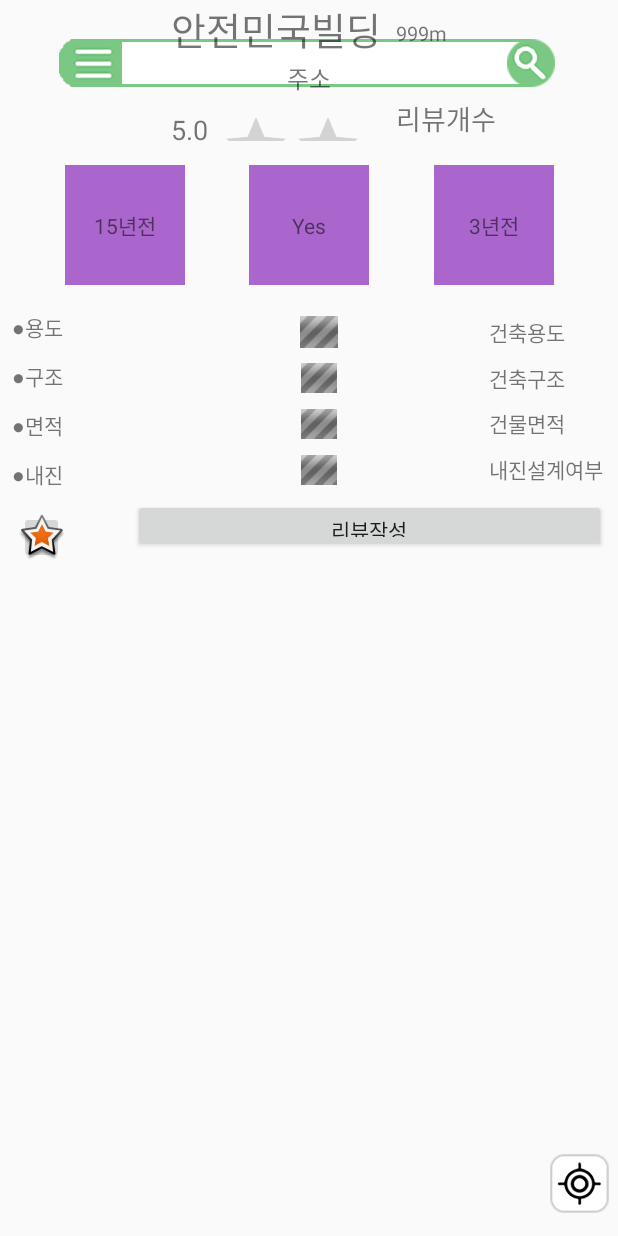
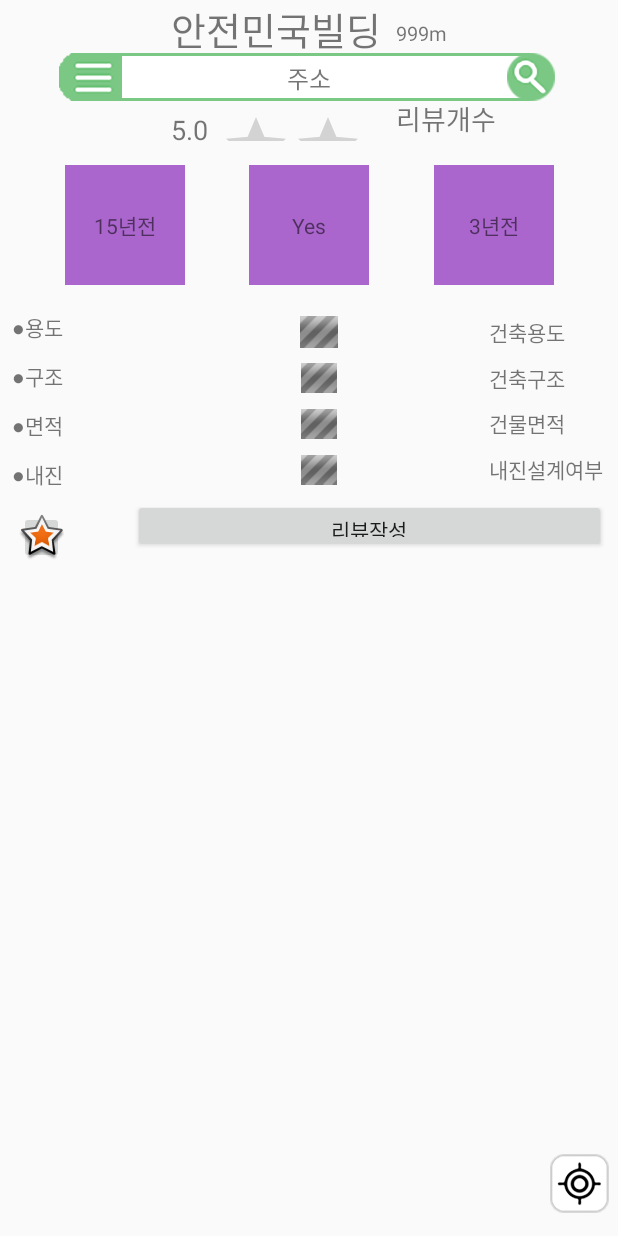
Before and after one commit to PNU-ButterflyEffect/anjeonmingug, an Android app: the layout content_main.xml on its own in the app's theme, with its tools: preview values and no code run, on a phone screen of 412 x 824 dp. Run offline under Robolectric (Android 15) with nearby library versions, the phone set to English and light mode, and no system bars; plain views replace SlidingUpPanelLayout.

Commit message:
adjust search location

```diff
--- a/app/src/main/res/layout/content_main.xml
+++ b/app/src/main/res/layout/content_main.xml
@@ -31,6 +31,7 @@
             android:layout_marginBottom="530dp"
             android:layout_marginEnd="307dp"
             android:layout_marginStart="13dp"
+            android:layout_marginTop="10dp"
             android:background="@drawable/searchbar_1"
             android:foreground="@drawable/searchbar_1"
             app:layout_constraintBottom_toBottomOf="parent"
@@ -48,6 +49,7 @@
             android:layout_alignParentTop="true"
             android:layout_centerHorizontal="true"
             android:layout_marginBottom="530dp"
+            android:layout_marginTop="10dp"
             android:background="@drawable/searchbar_2"
             android:ems="10"
             android:inputType="textPersonName"
@@ -78,6 +80,7 @@
             android:layout_marginBottom="530dp"
             android:layout_marginEnd="16dp"
             android:layout_marginStart="312dp"
+            android:layout_marginTop="10dp"
             app:layout_constraintBottom_toBottomOf="parent"
             app:layout_constraintEnd_toEndOf="parent"
             app:layout_constraintStart_toStartOf="parent"
```
